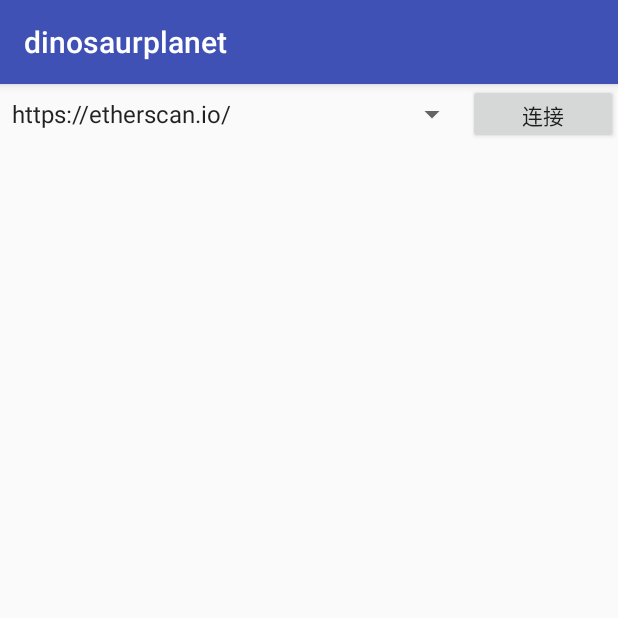
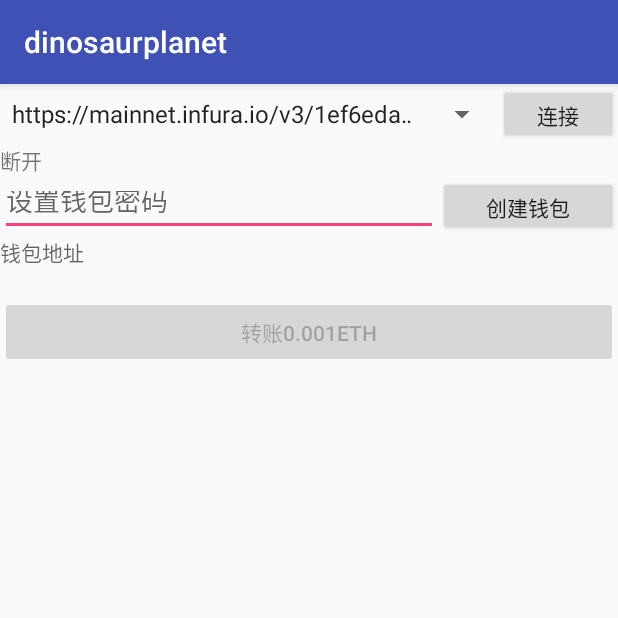
Before and after one commit to aaaking/androidProjects, an Android app: the Web3jAC screen opened directly, with no data from a screen before it, on a phone screen of 412 x 824 dp, the top half of it. Run offline under Robolectric (Android 15) with nearby library versions, the phone set to English and light mode, and no system bars; libraries missing offline, so code that uses them is left out: org.web3j.crypto, org.web3j.protocol, org.web3j.tx, org.web3j.utils.

Commit message:
web3j do

```diff
--- a/dinosaurplanet/web3j/src/main/AndroidManifest.xml
+++ b/dinosaurplanet/web3j/src/main/AndroidManifest.xml
@@ -1,2 +1,5 @@
 <manifest xmlns:android="http://schemas.android.com/apk/res/android"
-          package="com.example.web3j"/>
+          package="com.example.web3j">
+    <uses-permission android:name="android.permission.WRITE_EXTERNAL_STORAGE"/>
+    <uses-permission android:name="android.permission.READ_EXTERNAL_STORAGE"/>
+</manifest>
--- a/dinosaurplanet/web3j/src/main/java/com/example/web3j/Web3jAC.kt
+++ b/dinosaurplanet/web3j/src/main/java/com/example/web3j/Web3jAC.kt
@@ -1,42 +1,121 @@
 package com.example.web3j
 
+import android.Manifest
 import android.app.Activity
 import android.content.Intent
+import android.content.pm.PackageManager
 import android.os.Bundle
+import android.os.Environment
+import android.support.v4.app.ActivityCompat
+import android.support.v4.content.ContextCompat
 import android.support.v7.app.AppCompatActivity
 import android.util.Log
 import kotlinx.android.synthetic.main.ac_web3j.*
 import android.widget.ArrayAdapter
+import org.web3j.crypto.Credentials
+import org.web3j.crypto.WalletUtils
 import org.web3j.protocol.Web3j
 import org.web3j.protocol.http.HttpService
 import org.web3j.protocol.Web3jFactory
+import org.web3j.protocol.core.methods.response.Web3ClientVersion
+import org.web3j.tx.Transfer
+import org.web3j.utils.Convert
+import java.io.File
+import java.math.BigDecimal
 
 
 /**
  * Created by 周智慧 on 30/07/2018.
  */
+private val REQUEST_PERMISSION_WRITE_STORAGE = 0
+
 fun startWeb3jAC(activity: Activity) {
     with(Intent(activity, Web3jAC::class.java)) {
-//        this.putExtras(activity.intent?.extras)
+        //        this.putExtras(activity.intent?.extras)
         activity.startActivity(this)
     }
 }
+
 class Web3jAC : AppCompatActivity() {
+    var credentials: Credentials? = null
     var data_list = ArrayList<String>()
     var web3j: Web3j? = null
     override fun onCreate(savedInstanceState: Bundle?) {
         super.onCreate(savedInstanceState)
         setContentView(R.layout.ac_web3j)
-        data_list.add("https://etherscan.io/")
-        data_list.add("https://ropsten.etherscan.io/")
-        data_list.add("https://kovan.etherscan.io/")
-        data_list.add("https://rinkeby.infura.io/")
+//        data_list.add("https://etherscan.io/address/0xc7b5f6d0245339674ae4264e44173bc606881651")
+//        data_list.add("https://ropsten.etherscan.io/address/0xc7b5f6d0245339674ae4264e44173bc606881651")
+//        data_list.add("https://kovan.etherscan.io/address/0xc7b5f6d0245339674ae4264e44173bc606881651")
+//        data_list.add("https://rinkeby.etherscan.io/address/0xc7b5f6d0245339674ae4264e44173bc606881651")
+        data_list.add("https://mainnet.infura.io/v3/1ef6eda7b4cb4444b3b6907f2086ba89")
+        data_list.add("https://ropsten.infura.io/v3/1ef6eda7b4cb4444b3b6907f2086ba89")
+        data_list.add("https://kovan.infura.io/v3/1ef6eda7b4cb4444b3b6907f2086ba89")
+        data_list.add("https://rinkeby.infura.io/v3/1ef6eda7b4cb4444b3b6907f2086ba89")
         var arr_adapter = ArrayAdapter<String>(this, android.R.layout.simple_spinner_item, data_list)
         arr_adapter.setDropDownViewResource(android.R.layout.simple_spinner_dropdown_item)
         spinner.adapter = arr_adapter
+        val thread = Thread(Runnable {
+            web3j = Web3jFactory.build(HttpService(spinner.selectedItem.toString()))
+            val web3ClientVersion = web3j?.web3ClientVersion()?.send()
+            val clientVersion = web3ClientVersion?.getWeb3ClientVersion()
+            Log.i("zzh", clientVersion?.toString())
+            runOnUiThread {
+                transfer.isEnabled = credentials != null && web3j != null
+                status.text = if (web3j != null) "连接：" + clientVersion else "断开"
+            }
+        })
         btn_Connect.setOnClickListener {
-            web3j = Web3jFactory.build(HttpService("https://rinkeby.infura.io/"))
-            Log.i("zzh", "Connected to Ethereum client version: " + web3j?.web3ClientVersion()?.send()?.web3ClientVersion)
+            if (thread.getState() == Thread.State.NEW) {
+                thread.start();
+            }
+        }
+        //
+        btn_GenerateWallet.setOnClickListener {
+            val permissionCheck = ContextCompat.checkSelfPermission(this@Web3jAC, Manifest.permission.WRITE_EXTERNAL_STORAGE)
+            if (permissionCheck != PackageManager.PERMISSION_GRANTED) {
+                ActivityCompat.requestPermissions(this@Web3jAC, arrayOf(Manifest.permission.WRITE_EXTERNAL_STORAGE), REQUEST_PERMISSION_WRITE_STORAGE)
+            } else {
+                // We then need to load our Ethereum wallet file
+                // FIXME: Generate a new wallet file using the web3j command line tools https://docs.web3j.io/command_line.html
+                val path = Environment.getExternalStoragePublicDirectory(Environment.DIRECTORY_DOWNLOADS)
+                if (!path.exists()) {
+                    path.mkdir()
+                }
+                var password = pwd.text.toString()
+                var fileName = password + ".json"//WalletUtils.generateLightNewWalletFile(password, File(path.toString()))
+                Log.e("zzh", "generateWallet: $path/$fileName")
+                credentials = WalletUtils.loadCredentials(password, path.toString() + "/" + fileName)
+                Log.i("zzh", credentials!!.getAddress())
+                wallet_address.text = credentials!!.getAddress()
+                Log.i("zzh", credentials.toString())
+                transfer.isEnabled = credentials != null && web3j != null
+            }
+        }
+
+        //transfer
+        val transferThread = Thread(Runnable {
+            // FIXME: Request some Ether for the Rinkeby test network at https://www.rinkeby.io/#faucet
+            val transferReceipt = Transfer.sendFunds(web3j, credentials, "0x8717c17c23a44564a8a08510278b9b45074f8f23", BigDecimal.ONE, Convert.Unit.FINNEY).send()
+            Log.i("zzh", "Transaction complete, view it at https://ropsten.etherscan.io/tx/" + transferReceipt.transactionHash)
+            runOnUiThread {
+                txhash.text = "Transaction complete, view it at https://ropsten.etherscan.io/tx/" + transferReceipt.transactionHash
+            }
+        })
+        transfer.setOnClickListener {
+            if (transferThread.getState() == Thread.State.NEW) {
+                transferThread.start();
+            }
+        }
+    }
+
+    override fun onRequestPermissionsResult(requestCode: Int, permissions: Array<String>, grantResults: IntArray) {
+        when (requestCode) {
+            REQUEST_PERMISSION_WRITE_STORAGE -> {
+                if (grantResults.size == 0 || grantResults[0] != PackageManager.PERMISSION_GRANTED) {
+                    finish()
+                } else {
+                }
+            }
         }
     }
 }
--- a/dinosaurplanet/web3j/src/main/res/layout/ac_web3j.xml
+++ b/dinosaurplanet/web3j/src/main/res/layout/ac_web3j.xml
@@ -9,7 +9,7 @@
         android:layout_height="40dp">
         <Spinner
             android:id="@+id/spinner"
-            android:layout_marginRight="100dp"
+            android:layout_marginRight="80dp"
             android:layout_gravity="left|center_vertical"
             android:layout_width="match_parent"
             android:layout_height="wrap_content"/>
@@ -17,8 +17,57 @@
             android:text="连接"
             android:id="@+id/btn_Connect"
             android:layout_gravity="right|center_vertical"
-            android:layout_width="100dp"
+            android:layout_width="80dp"
+            android:layout_height="wrap_content"/>
+    </FrameLayout>
+    <TextView
+        android:id="@+id/status"
+        android:layout_width="wrap_content"
+        android:layout_height="wrap_content"
+        android:text="断开"/>
+
+    <FrameLayout
+        android:layout_width="match_parent"
+        android:layout_height="40dp">
+        <EditText
+            android:id="@+id/pwd"
+            android:layout_marginRight="120dp"
+            android:layout_width="match_parent"
+            android:hint="设置钱包密码"
+            android:layout_height="match_parent"/>
+        <Button
+            android:text="创建钱包"
+            android:id="@+id/btn_GenerateWallet"
+            android:layout_gravity="right|center_vertical"
+            android:layout_width="120dp"
             android:layout_height="wrap_content"/>
     </FrameLayout>
 
+    <FrameLayout
+        android:layout_width="match_parent"
+        android:layout_height="40dp">
+        <TextView
+            android:layout_width="60dp"
+            android:hint="钱包地址"
+            android:layout_height="wrap_content"/>
+        <TextView
+            android:text=""
+            android:layout_marginLeft="60dp"
+            android:layout_width="wrap_content"
+            android:id="@+id/wallet_address"
+            android:layout_height="wrap_content"/>
+    </FrameLayout>
+
+    <Button
+        android:enabled="false"
+        android:id="@+id/transfer"
+        android:text="转账0.001ETH"
+        android:layout_width="match_parent"
+        android:layout_height="wrap_content"/>
+    <TextView
+        android:id="@+id/txhash"
+        android:layout_width="wrap_content"
+        android:layout_height="wrap_content"
+        android:text=""/>
+
 </LinearLayout>
```
